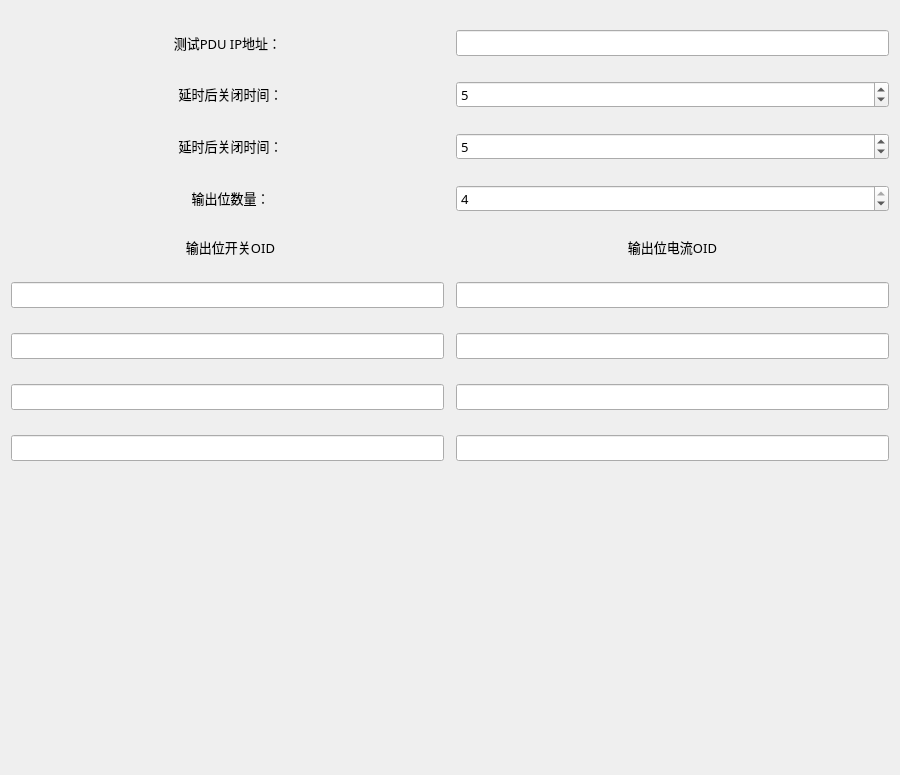
Before: the Qt Designer form PlugTest/switchonoff.ui in ChinaClever/PlugTest, drawn with Qt 5.
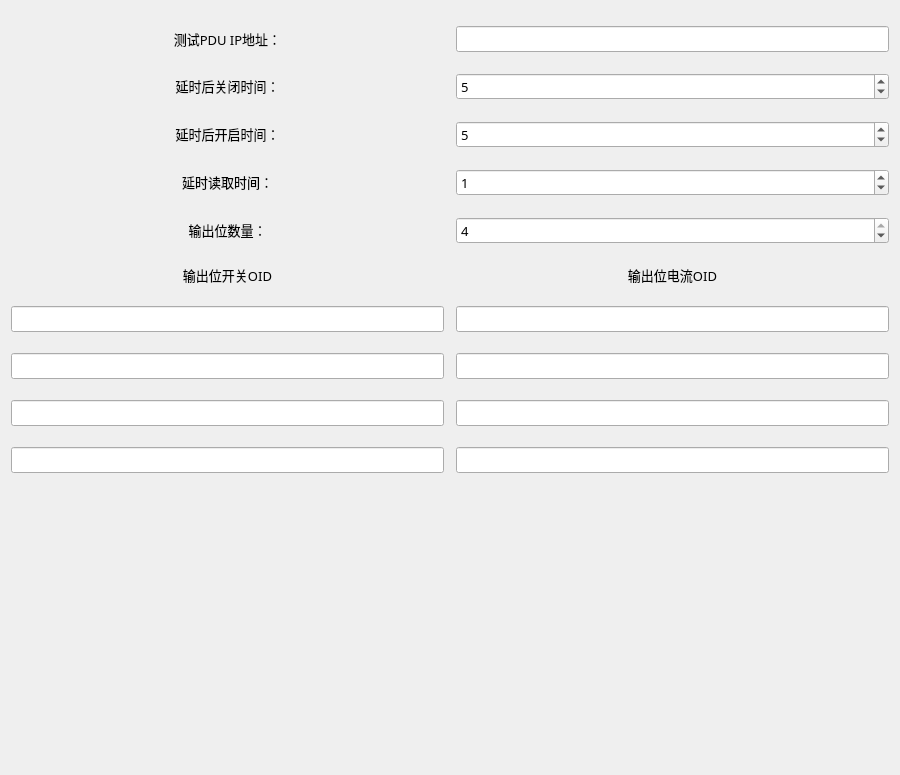
After: the same form once the commit is applied.

Commit message: 读取时间延时

Diff of the .ui file:
```diff
--- a/PlugTest/switchonoff.ui
+++ b/PlugTest/switchonoff.ui
@@ -20,134 +20,109 @@
    <string>Form</string>
   </property>
   <layout class="QGridLayout" name="gridLayout">
-   <item row="5" column="0" colspan="2">
-    <widget class="QLabel" name="label_5">
-     <property name="sizePolicy">
-      <sizepolicy hsizetype="Preferred" vsizetype="Fixed">
-       <horstretch>0</horstretch>
-       <verstretch>0</verstretch>
-      </sizepolicy>
-     </property>
-     <property name="text">
-      <string>输出位数量：</string>
-     </property>
-     <property name="alignment">
-      <set>Qt::AlignCenter</set>
-     </property>
-    </widget>
-   </item>
-   <item row="7" column="2">
-    <widget class="QLineEdit" name="bitCurOidEdit1"/>
-   </item>
-   <item row="5" column="2">
-    <widget class="QSpinBox" name="numspinBox">
-     <property name="maximum">
-      <number>4</number>
-     </property>
-     <property name="value">
-      <number>4</number>
-     </property>
-    </widget>
-   </item>
-   <item row="3" column="0" colspan="2">
-    <widget class="QLabel" name="label_2">
-     <property name="sizePolicy">
-      <sizepolicy hsizetype="Preferred" vsizetype="Fixed">
-       <horstretch>0</horstretch>
-       <verstretch>0</verstretch>
-      </sizepolicy>
-     </property>
-     <property name="text">
-      <string>延时后关闭时间：</string>
-     </property>
-     <property name="alignment">
-      <set>Qt::AlignCenter</set>
-     </property>
-    </widget>
-   </item>
-   <item row="6" column="0" colspan="2">
-    <widget class="QLabel" name="label_4">
-     <property name="sizePolicy">
-      <sizepolicy hsizetype="Preferred" vsizetype="Fixed">
-       <horstretch>0</horstretch>
-       <verstretch>0</verstretch>
-      </sizepolicy>
-     </property>
-     <property name="text">
-      <string>输出位开关OID</string>
-     </property>
-     <property name="alignment">
-      <set>Qt::AlignCenter</set>
-     </property>
-    </widget>
-   </item>
-   <item row="9" column="0">
-    <widget class="QLineEdit" name="bitSwOidEdit3"/>
-   </item>
-   <item row="4" column="0" colspan="2">
-    <widget class="QLabel" name="label_3">
-     <property name="sizePolicy">
-      <sizepolicy hsizetype="Preferred" vsizetype="Fixed">
-       <horstretch>0</horstretch>
-       <verstretch>0</verstretch>
-      </sizepolicy>
-     </property>
-     <property name="text">
-      <string>延时后关闭时间：</string>
-     </property>
-     <property name="alignment">
-      <set>Qt::AlignCenter</set>
-     </property>
-    </widget>
-   </item>
-   <item row="6" column="2">
-    <widget class="QLabel" name="label_6">
-     <property name="sizePolicy">
-      <sizepolicy hsizetype="Preferred" vsizetype="Fixed">
-       <horstretch>0</horstretch>
-       <verstretch>0</verstretch>
-      </sizepolicy>
-     </property>
-     <property name="text">
-      <string>输出位电流OID</string>
-     </property>
-     <property name="alignment">
-      <set>Qt::AlignCenter</set>
-     </property>
-    </widget>
-   </item>
-   <item row="7" column="0">
-    <widget class="QLineEdit" name="bitSwOidEdit1"/>
-   </item>
    <item row="8" column="0">
     <widget class="QLineEdit" name="bitSwOidEdit2"/>
    </item>
-   <item row="8" column="2">
-    <widget class="QLineEdit" name="bitCurOidEdit2"/>
+   <item row="2" column="0">
+    <widget class="QLabel" name="label_3">
+     <property name="sizePolicy">
+      <sizepolicy hsizetype="Preferred" vsizetype="Fixed">
+       <horstretch>0</horstretch>
+       <verstretch>0</verstretch>
+      </sizepolicy>
+     </property>
+     <property name="text">
+      <string>延时后开启时间：</string>
+     </property>
+     <property name="alignment">
+      <set>Qt::AlignCenter</set>
+     </property>
+    </widget>
    </item>
-   <item row="4" column="2">
+   <item row="2" column="2">
     <widget class="QSpinBox" name="delayOpenspinBox">
      <property name="value">
       <number>5</number>
      </property>
     </widget>
    </item>
+   <item row="5" column="0">
+    <widget class="QLabel" name="label_5">
+     <property name="sizePolicy">
+      <sizepolicy hsizetype="Preferred" vsizetype="Fixed">
+       <horstretch>0</horstretch>
+       <verstretch>0</verstretch>
+      </sizepolicy>
+     </property>
+     <property name="text">
+      <string>输出位数量：</string>
+     </property>
+     <property name="alignment">
+      <set>Qt::AlignCenter</set>
+     </property>
+    </widget>
+   </item>
    <item row="10" column="2">
     <widget class="QLineEdit" name="bitCurOidEdit4"/>
    </item>
-   <item row="10" column="0">
-    <widget class="QLineEdit" name="bitSwOidEdit4"/>
-   </item>
    <item row="9" column="2">
     <widget class="QLineEdit" name="bitCurOidEdit3"/>
    </item>
-   <item row="3" column="2">
+   <item row="6" column="2">
+    <widget class="QLabel" name="label_6">
+     <property name="sizePolicy">
+      <sizepolicy hsizetype="Preferred" vsizetype="Fixed">
+       <horstretch>0</horstretch>
+       <verstretch>0</verstretch>
+      </sizepolicy>
+     </property>
+     <property name="text">
+      <string>输出位电流OID</string>
+     </property>
+     <property name="alignment">
+      <set>Qt::AlignCenter</set>
+     </property>
+    </widget>
+   </item>
+   <item row="1" column="0">
+    <widget class="QLabel" name="label_2">
+     <property name="sizePolicy">
+      <sizepolicy hsizetype="Preferred" vsizetype="Fixed">
+       <horstretch>0</horstretch>
+       <verstretch>0</verstretch>
+      </sizepolicy>
+     </property>
+     <property name="text">
+      <string>延时后关闭时间：</string>
+     </property>
+     <property name="alignment">
+      <set>Qt::AlignCenter</set>
+     </property>
+    </widget>
+   </item>
+   <item row="1" column="2">
     <widget class="QSpinBox" name="delayClosespinBox">
      <property name="value">
       <number>5</number>
      </property>
     </widget>
    </item>
+   <item row="3" column="0">
+    <widget class="QLabel" name="label_7">
+     <property name="sizePolicy">
+      <sizepolicy hsizetype="Preferred" vsizetype="Fixed">
+       <horstretch>0</horstretch>
+       <verstretch>0</verstretch>
+      </sizepolicy>
+     </property>
+     <property name="text">
+      <string>延时读取时间：</string>
+     </property>
+     <property name="alignment">
+      <set>Qt::AlignCenter</set>
+     </property>
+    </widget>
+   </item>
    <item row="11" column="0" colspan="3">
     <widget class="QWidget" name="widget" native="true">
      <property name="sizePolicy">
@@ -170,7 +145,41 @@
      </property>
     </widget>
    </item>
-   <item row="2" column="0">
+   <item row="10" column="0">
+    <widget class="QLineEdit" name="bitSwOidEdit4"/>
+   </item>
+   <item row="8" column="2">
+    <widget class="QLineEdit" name="bitCurOidEdit2"/>
+   </item>
+   <item row="6" column="0">
+    <widget class="QLabel" name="label_4">
+     <property name="sizePolicy">
+      <sizepolicy hsizetype="Preferred" vsizetype="Fixed">
+       <horstretch>0</horstretch>
+       <verstretch>0</verstretch>
+      </sizepolicy>
+     </property>
+     <property name="text">
+      <string>输出位开关OID</string>
+     </property>
+     <property name="alignment">
+      <set>Qt::AlignCenter</set>
+     </property>
+    </widget>
+   </item>
+   <item row="7" column="0">
+    <widget class="QLineEdit" name="bitSwOidEdit1"/>
+   </item>
+   <item row="9" column="0">
+    <widget class="QLineEdit" name="bitSwOidEdit3"/>
+   </item>
+   <item row="0" column="2">
+    <widget class="QLineEdit" name="testIPEdit"/>
+   </item>
+   <item row="7" column="2">
+    <widget class="QLineEdit" name="bitCurOidEdit1"/>
+   </item>
+   <item row="0" column="0">
     <widget class="QLabel" name="label">
      <property name="sizePolicy">
       <sizepolicy hsizetype="Preferred" vsizetype="Fixed">
@@ -192,8 +201,22 @@
      </property>
     </widget>
    </item>
-   <item row="2" column="2">
-    <widget class="QLineEdit" name="testIPEdit"/>
+   <item row="5" column="2">
+    <widget class="QSpinBox" name="numspinBox">
+     <property name="maximum">
+      <number>4</number>
+     </property>
+     <property name="value">
+      <number>4</number>
+     </property>
+    </widget>
+   </item>
+   <item row="3" column="2">
+    <widget class="QSpinBox" name="delayBox">
+     <property name="value">
+      <number>1</number>
+     </property>
+    </widget>
    </item>
   </layout>
  </widget>
```
The commit also changes 6 other files.
